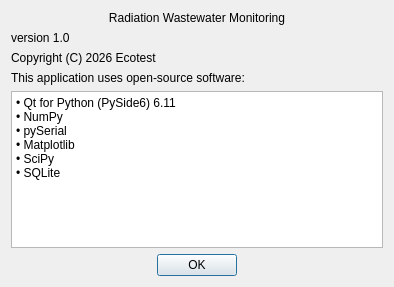
The window that _UI/about_dialog.ui (Miskiv-Andrew/wroc) describes before a commit, drawn with Qt 5.
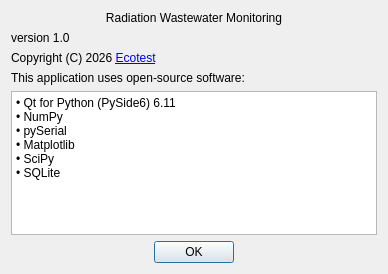
The same window after the commit.

```diff
--- a/_UI/about_dialog.ui
+++ b/_UI/about_dialog.ui
@@ -6,8 +6,8 @@
    <rect>
     <x>0</x>
     <y>0</y>
-    <width>394</width>
-    <height>287</height>
+    <width>388</width>
+    <height>274</height>
    </rect>
   </property>
   <property name="windowTitle">
@@ -39,7 +39,7 @@
      <item>
       <widget class="QLabel" name="label_3">
        <property name="text">
-        <string>Copyright (C) 2026 Ecotest</string>
+        <string>Copyright (C) 2026 &lt;a href=&quot;https://ecotest.ua/&quot;&gt;Ecotest&lt;/a&gt;</string>
        </property>
        <property name="alignment">
         <set>Qt::AlignmentFlag::AlignLeading|Qt::AlignmentFlag::AlignLeft|Qt::AlignmentFlag::AlignTop</set>
```
Left out of the diff: 3 changed lines with no effect on the pictures.
